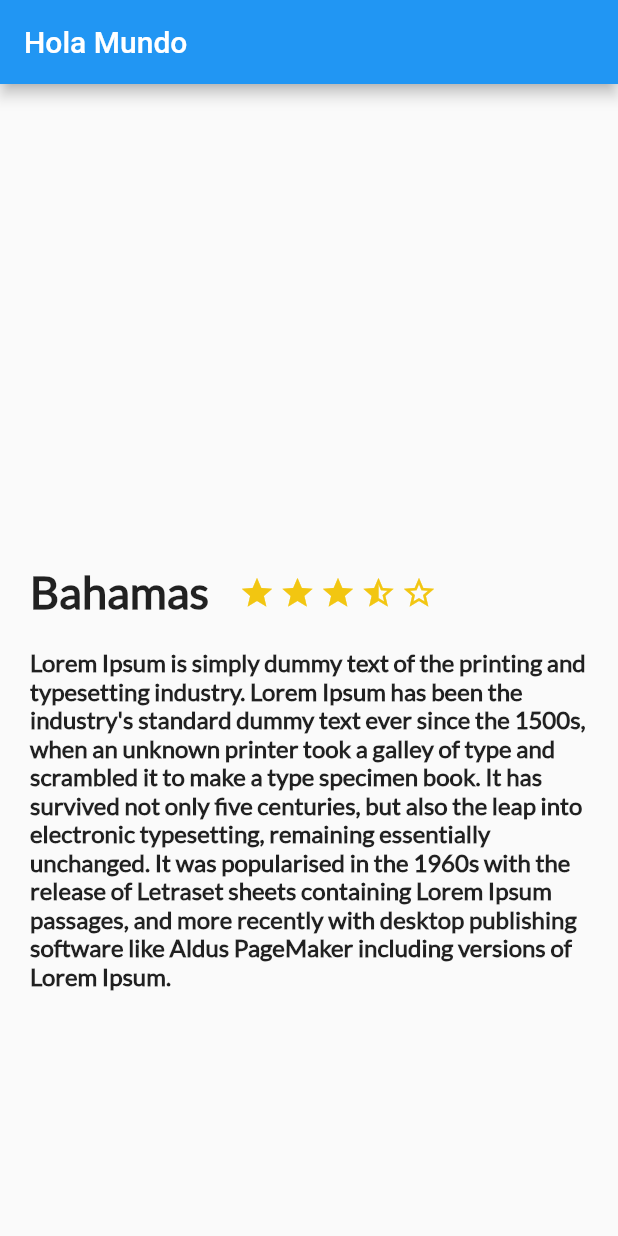
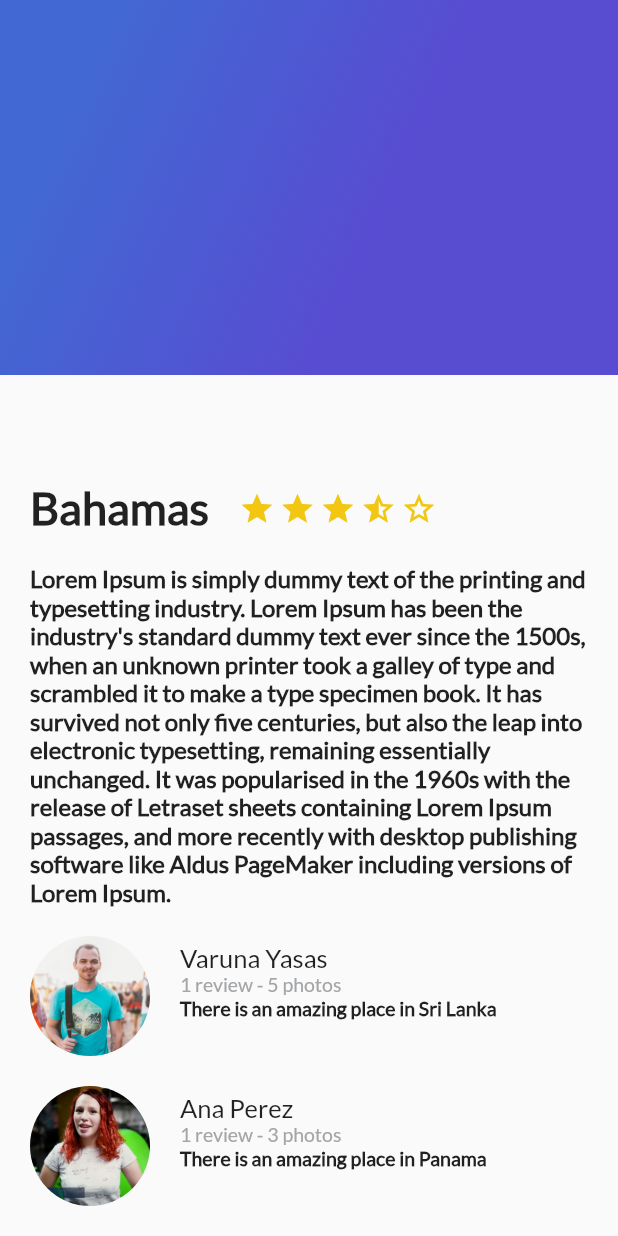
Before and after one commit to edgvac22/practice-flutter-platzi, a Flutter app: the screen it shows after launch, on a phone screen of 412 x 824 dp. Run offline on Flutter 3.47's test engine with Material 2 defaults, Android fonts, the phone set to English and light mode, and no system bars.

Commit message:
Gradient and all in one

```diff
--- /dev/null
+++ b/lib/gradient_back.dart
@@ -0,0 +1,26 @@
+import 'package:flutter/material.dart';
+
+class GradientBack extends StatelessWidget {
+
+  @override
+  Widget build(BuildContext context) {
+    // ignore: todo
+    // TODO: implement build
+    return Container(
+      height: 250.0,
+      decoration: const BoxDecoration(
+        gradient: LinearGradient(
+          colors: [
+            Color(0xFF4268D3),
+            Color(0xFF584CD1)
+          ],
+          begin: FractionalOffset(0.2, 0.0),
+          end: FractionalOffset(1.0, 0.6),
+            stops: [0.0, 0.6],
+            tileMode: TileMode.clamp
+        )
+      ),
+    );
+  }
+
+}
--- a/lib/main.dart
+++ b/lib/main.dart
@@ -1,5 +1,7 @@
 import 'package:flutter/material.dart';
 import 'description_place.dart';
+import 'review_list.dart';
+import 'gradient_back.dart';
 void main() {
   runApp(MyApp());
 }
@@ -28,10 +30,17 @@ class MyApp extends StatelessWidget {
         primarySwatch: Colors.blue,
       ),
       home: Scaffold(
-        appBar: AppBar(
-          title: const Text("Hola Mundo"),
+        body: Stack(
+          children: <Widget>[
+            ListView(
+              children: <Widget>[
+                DescriptionPlace(namePlace, stars, descriptionPlace),
+                ReviewList()
+              ],
+            ),
+            GradientBack()
+          ],
         ),
-        body: DescriptionPlace(namePlace, stars, descriptionPlace),
       )
     );
   }
--- a/lib/review.dart
+++ b/lib/review.dart
@@ -18,7 +18,7 @@ class Review extends StatelessWidget {
         left: 20.0
       ),
       child: Text(
-        details,
+        comment,
         textAlign: TextAlign.left,
         style: const TextStyle(
           fontFamily: "Lato",
@@ -86,7 +86,7 @@ class Review extends StatelessWidget {
     return Row(
       children: <Widget>[
         photo,
-        userComment
+        userDetails
       ],
     );
   }
```
